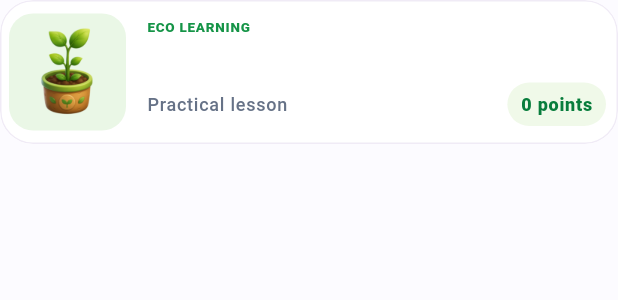
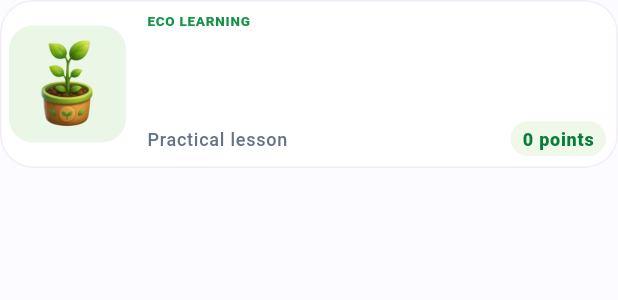
Before and after one commit to lorenzo1011/CAPSTONE-PROJECT-EKOLEK-FRONTEND, a Flutter app: the LearningVideoCard widget shown alone on an empty page, opened directly with empty values, on a phone screen of 412 x 824 dp. Shown: the top 300 px of the screen. Run offline on Flutter 3.47's test engine with Material 3 defaults, Android fonts, the light colour scheme and no system bars; our stand-ins replace cached_network_image, connectivity_plus, dio, flutter_riverpod, flutter_secure_storage, go_router and 3 more; accounts and stored records are empty; network calls fail.

Commit message:
fix: prevent learning card overflows

```diff
--- a/lib/features/learning/widgets/learning_video_card.dart
+++ b/lib/features/learning/widgets/learning_video_card.dart
@@ -30,16 +30,23 @@ class LearningVideoCard extends StatelessWidget {
   }
 
   @override
-  Widget build(BuildContext context) => Card(
+  Widget build(BuildContext context) {
+    final scaledTitleSize = MediaQuery.textScalerOf(context).scale(16);
+    final textScale = scaledTitleSize / 16;
+    final scaleOverflow = (textScale - 1).clamp(0.0, 1.0);
+    final cardHeight =
+        (featured ? 164.0 : 112.0) + scaleOverflow * (featured ? 250.0 : 190.0);
+
+    return Card(
       clipBehavior: Clip.antiAlias,
       child: InkWell(
         onTap: onTap,
         child: SizedBox(
-        height: featured ? 145 : 96,
+          height: cardHeight,
           child: Row(
             children: [
               Container(
-              width: featured ? 112 : 78,
+                width: featured ? 94 : 78,
                 margin: const EdgeInsets.all(6),
                 clipBehavior: Clip.antiAlias,
                 decoration: BoxDecoration(
@@ -58,7 +65,7 @@ class LearningVideoCard extends StatelessWidget {
               const SizedBox(width: AppSpacing.sm),
               Expanded(
                 child: Padding(
-                padding: const EdgeInsets.symmetric(vertical: AppSpacing.smMd),
+                  padding: const EdgeInsets.symmetric(vertical: AppSpacing.sm),
                   child: Column(
                     crossAxisAlignment: CrossAxisAlignment.start,
                     children: [
@@ -74,57 +81,61 @@ class LearningVideoCard extends StatelessWidget {
                           fontSize: 9,
                         ),
                       ),
-                    const SizedBox(height: 5),
+                      const SizedBox(height: 3),
                       Text(
                         video.title,
                         maxLines: 2,
                         overflow: TextOverflow.ellipsis,
                         style: Theme.of(context).textTheme.titleSmall?.copyWith(
                           fontWeight: FontWeight.w800,
+                          height: 1.18,
                         ),
                       ),
                       if (featured) ...[
-                      const SizedBox(height: 5),
+                        const SizedBox(height: 3),
                         Text(
                           video.description.isEmpty
                               ? 'Continue your practical eco lesson.'
                               : video.description,
                           maxLines: 2,
                           overflow: TextOverflow.ellipsis,
-                        style: Theme.of(context).textTheme.bodySmall?.copyWith(
+                          style: Theme.of(context).textTheme.bodySmall
+                              ?.copyWith(
                                 color: AppColors.textSecondary,
                                 fontSize: 10,
+                                height: 1.3,
                               ),
                         ),
                         const Spacer(),
-                      Row(
+                        Wrap(
+                          alignment: WrapAlignment.spaceBetween,
+                          crossAxisAlignment: WrapCrossAlignment.center,
+                          spacing: AppSpacing.xs,
+                          runSpacing: AppSpacing.xs,
                           children: [
                             OutlinedButton.icon(
                               onPressed: onTap,
+                              style: OutlinedButton.styleFrom(
+                                minimumSize: const Size(0, 36),
+                                padding: const EdgeInsets.symmetric(
+                                  horizontal: AppSpacing.smMd,
+                                ),
+                                tapTargetSize: MaterialTapTargetSize.shrinkWrap,
+                              ),
                               icon: const Icon(
                                 Icons.play_arrow_rounded,
                                 size: 17,
                               ),
                               label: const Text('Continue'),
                             ),
-                          const Spacer(),
-                          _Points(video.pointsReward),
+                            _Points(video.pointsReward, compact: true),
                           ],
                         ),
                       ] else ...[
                         const Spacer(),
-                      Row(
-                        children: [
-                          Text(
-                            video.progress?.isCompleted == true
-                                ? 'Completed'
-                                : 'Practical lesson',
-                            style: Theme.of(context).textTheme.labelSmall
-                                ?.copyWith(color: AppColors.textSecondary),
-                          ),
-                          const Spacer(),
-                          _Points(video.pointsReward),
-                        ],
+                        _CompactFooter(
+                          completed: video.progress?.isCompleted == true,
+                          points: video.pointsReward,
                         ),
                       ],
                     ],
@@ -138,13 +149,63 @@ class LearningVideoCard extends StatelessWidget {
       ),
     );
   }
+}
+
+class _CompactFooter extends StatelessWidget {
+  const _CompactFooter({required this.completed, required this.points});
+
+  final bool completed;
+  final int? points;
+
+  @override
+  Widget build(BuildContext context) {
+    final label = Text(
+      completed ? 'Completed' : 'Practical lesson',
+      maxLines: 1,
+      overflow: TextOverflow.ellipsis,
+      style: Theme.of(
+        context,
+      ).textTheme.labelSmall?.copyWith(color: AppColors.textSecondary),
+    );
+    final textScale = MediaQuery.textScalerOf(context).scale(12) / 12;
+    return LayoutBuilder(
+      builder: (context, constraints) {
+        final stacked = constraints.maxWidth < 180 || textScale > 1.25;
+        if (stacked) {
+          return Column(
+            crossAxisAlignment: CrossAxisAlignment.stretch,
+            children: [
+              label,
+              const SizedBox(height: AppSpacing.xxs),
+              Align(
+                alignment: Alignment.centerRight,
+                child: _Points(points, compact: true),
+              ),
+            ],
+          );
+        }
+        return Row(
+          children: [
+            Expanded(child: label),
+            const SizedBox(width: AppSpacing.sm),
+            _Points(points, compact: true),
+          ],
+        );
+      },
+    );
+  }
+}
 
 class _Points extends StatelessWidget {
-  const _Points(this.points);
+  const _Points(this.points, {this.compact = false});
   final int? points;
+  final bool compact;
   @override
   Widget build(BuildContext context) => Container(
-    padding: const EdgeInsets.symmetric(horizontal: 9, vertical: 6),
+    padding: EdgeInsets.symmetric(
+      horizontal: compact ? 8 : 9,
+      vertical: compact ? 3 : 6,
+    ),
     decoration: BoxDecoration(
       color: const Color(0xFFF0F9E9),
       borderRadius: AppRadius.circularBorderRadius,
```
Also changed, not shown: 1 other file. Lines whose indentation alone changed are shown as unchanged.
